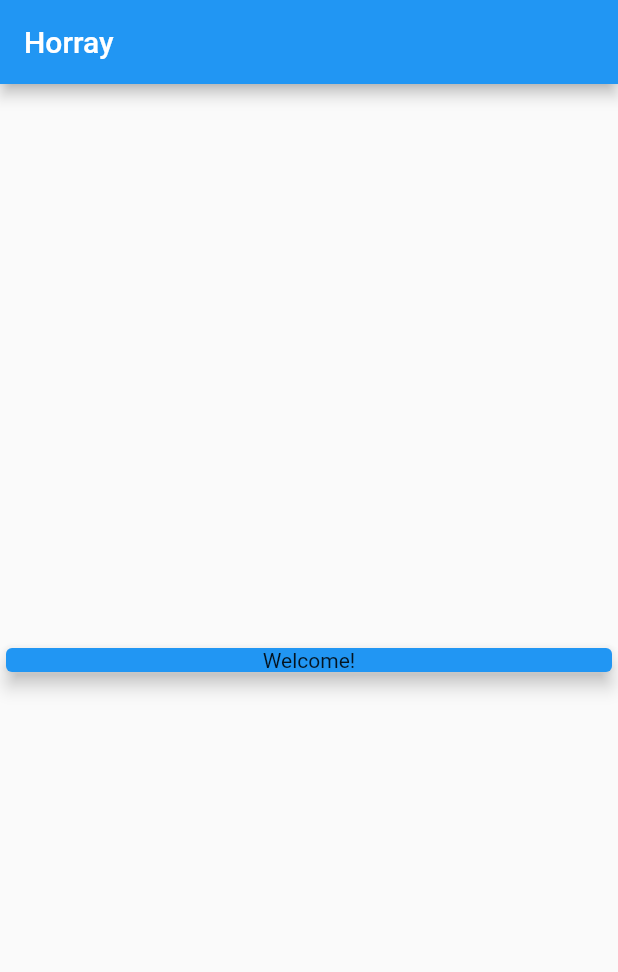
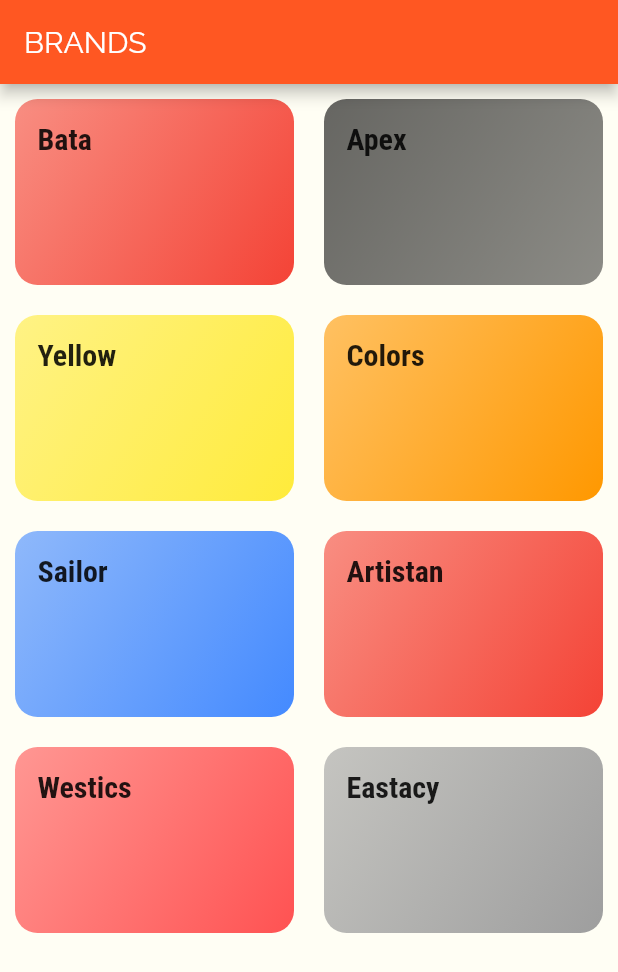
Before and after one commit to Tarikul-islam-shazan/horray-customer-app, a Flutter app: the screen it shows after launch, on a phone screen of 412 x 824 dp. Shown: the top 972 px of the screen. Run offline on Flutter 3.47's test engine with Material 2 defaults, Android fonts, the light colour scheme and no system bars.

Commit message:
brands page

```diff
--- /dev/null
+++ b/lib/dummy_data.dart
@@ -0,0 +1,53 @@
+import 'package:flutter/material.dart';
+import '../models/brand.dart';
+
+const DUMMY_BRANDS = const [
+  Brand(
+    id: 'b1',
+    name: 'Bata',
+    brandColor: Colors.red,
+    establishedDate: '1970',
+  ),
+  Brand(
+    id: 'b2',
+    name: 'Apex',
+    brandColor: Colors.black45,
+    establishedDate: '1975',
+  ),
+  Brand(
+    id: 'b3',
+    name: 'Yellow',
+    brandColor: Colors.yellow,
+    establishedDate: '1961',
+  ),
+  Brand(
+    id: 'b4',
+    name: 'Colors',
+    brandColor: Colors.orange,
+    establishedDate: '1960',
+  ),
+  Brand(
+    id: 'b5',
+    name: 'Sailor',
+    brandColor: Colors.blueAccent,
+    establishedDate: '1979',
+  ),
+  Brand(
+    id: 'b6',
+    name: 'Artistan',
+    brandColor: Colors.red,
+    establishedDate: '1978',
+  ),
+  Brand(
+    id: 'b7',
+    name: 'Westics',
+    brandColor: Colors.redAccent,
+    establishedDate: '1972',
+  ),
+  Brand(
+    id: 'b8',
+    name: 'Eastacy',
+    brandColor: Colors.grey,
+    establishedDate: '1999',
+  ),
+];
--- a/lib/main.dart
+++ b/lib/main.dart
@@ -1,39 +1,32 @@
 import 'package:flutter/material.dart';
+import '../screens/brand_list_screen.dart';
 
-void main() {
-  runApp(MyApp());
-}
+void main() => runApp(MyApp());
 
 class MyApp extends StatelessWidget {
   @override
   Widget build(BuildContext context) {
     return MaterialApp(
       title: 'Horray',
-      home: MyHomePage(),
+      theme: ThemeData(
+        primarySwatch: Colors.deepOrange,
+        accentColor: Colors.lightBlue,
+        canvasColor: Color.fromRGBO(255, 254, 244, 1),
+        fontFamily: 'Raleway',
+        textTheme: ThemeData.light().textTheme.copyWith(
+            body1: TextStyle(
+              color: Color.fromRGBO(20, 51, 51, 1),
+            ),
+            body2: TextStyle(
+              color: Color.fromRGBO(20, 51, 51, 1),
+            ),
+            title: TextStyle(
+              fontSize: 20,
+              fontFamily: 'RobotoCondensed',
+              fontWeight: FontWeight.bold,
+            )),
+      ),
+      home: BrandListScreen(),
     );
   }
 }
-
-class MyHomePage extends StatelessWidget {
-  @override
-  Widget build(BuildContext context) {
-    return Scaffold(
-      appBar: AppBar(
-        title: Text('Horray'),
-      ),
-      body: Column(
-          mainAxisAlignment: MainAxisAlignment.spaceAround,
-          crossAxisAlignment: CrossAxisAlignment.stretch,
-          children: <Widget>[
-            Container(
-              width: double.infinity,
-              child: Card(
-                color: Colors.blue,
-                child: Center(child: Text('Welcome!')),
-                elevation: 5,
-              ),
-            ),
-          ]),
-    );
-  }
-}
--- /dev/null
+++ b/lib/models/brand.dart
@@ -0,0 +1,15 @@
+import 'package:flutter/material.dart';
+
+class Brand {
+  final String id;
+  final String name;
+  final Color brandColor;
+  final String establishedDate;
+
+  const Brand({
+    @required this.id,
+    @required this.name,
+    @required this.brandColor,
+    @required this.establishedDate,
+  });
+}
--- /dev/null
+++ b/lib/screens/brand_list_screen.dart
@@ -0,0 +1,29 @@
+import 'package:flutter/material.dart';
+import '../dummy_data.dart';
+import '../widgets/brand_item.dart';
+
+class BrandListScreen extends StatelessWidget {
+  @override
+  Widget build(BuildContext context) {
+    return Scaffold(
+      appBar: AppBar(
+        title: const Text('BRANDS'),
+      ),
+      body: GridView(
+        padding: EdgeInsets.all(10),
+        children: DUMMY_BRANDS
+            .map((brand) => BrandItem(
+                  brand.id,
+                  brand.name,
+                  brand.brandColor,
+                ))
+            .toList(),
+        gridDelegate: SliverGridDelegateWithMaxCrossAxisExtent(
+            maxCrossAxisExtent: 300,
+            childAspectRatio: 3 / 2,
+            crossAxisSpacing: 20,
+            mainAxisSpacing: 20),
+      ),
+    );
+  }
+}
--- /dev/null
+++ b/lib/widgets/brand_item.dart
@@ -0,0 +1,42 @@
+import 'package:flutter/material.dart';
+
+class BrandItem extends StatelessWidget {
+  final String id;
+  final String name;
+  final Color color;
+
+  BrandItem(
+    this.id,
+    this.name,
+    this.color,
+  );
+
+  void selectBrand() {}
+
+  @override
+  Widget build(BuildContext context) {
+    return InkWell(
+      onTap: selectBrand,
+      splashColor: Theme.of(context).primaryColor,
+      borderRadius: BorderRadius.circular(15),
+      child: Container(
+        padding: const EdgeInsets.all(15),
+        child: Text(
+          name,
+          style: Theme.of(context).textTheme.title,
+        ),
+        decoration: BoxDecoration(
+          gradient: LinearGradient(
+            colors: [
+              color.withOpacity(0.6),
+              color,
+            ],
+            begin: Alignment.topLeft,
+            end: Alignment.bottomRight,
+          ),
+          borderRadius: BorderRadius.circular(15),
+        ),
+      ),
+    );
+  }
+}
```
Also changed, not shown: pubspec.yaml (+18 -12 lines), assets/fonts/Raleway-Black.ttf (added), assets/fonts/Raleway-Bold.ttf (added), assets/fonts/Raleway-Regular.ttf (added), assets/fonts/RobotoCondensed-Bold.ttf (added), assets/fonts/RobotoCondensed-Italic.ttf (added), assets/fonts/RobotoCondensed-Light.ttf (added), assets/fonts/RobotoCondensed-Regular.ttf (added).
